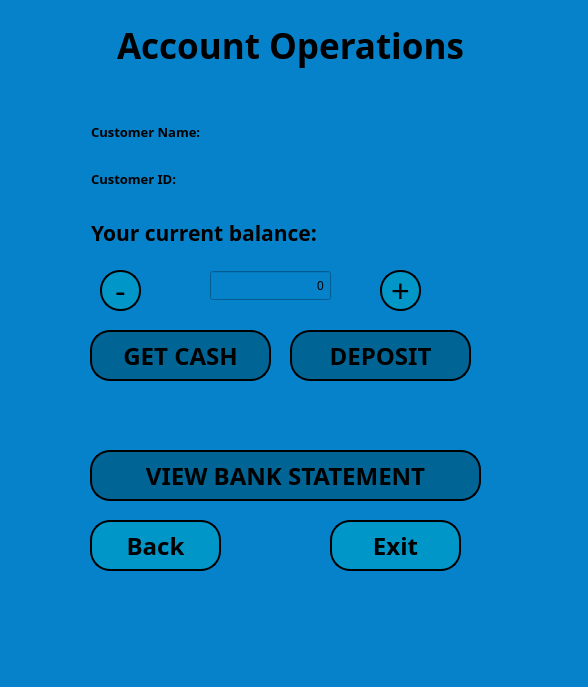
Before: the Qt Designer form QT_designer/customer_main_window.ui in sumeyrazenkin/Atm-Project, drawn with Qt 5.
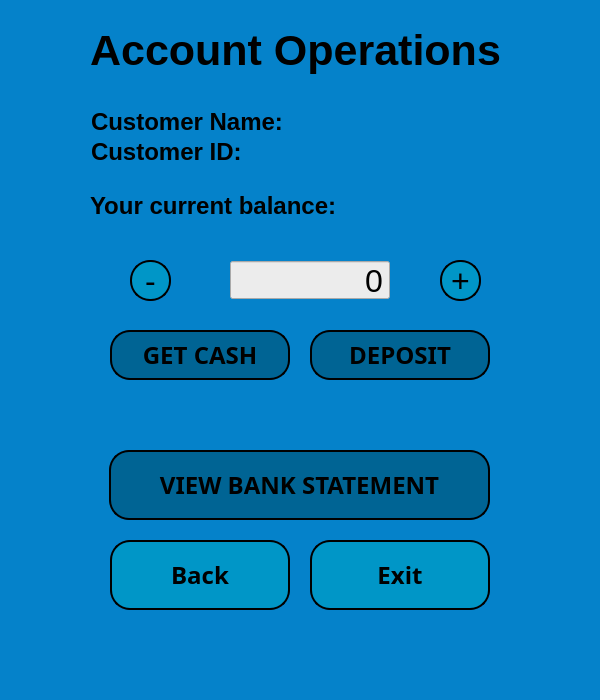
After: the same form once the commit is applied.

```diff
--- a/QT_designer/customer_main_window.ui
+++ b/QT_designer/customer_main_window.ui
@@ -9,14 +9,20 @@
    <rect>
     <x>0</x>
     <y>0</y>
-    <width>588</width>
-    <height>687</height>
+    <width>600</width>
+    <height>700</height>
    </rect>
   </property>
   <property name="minimumSize">
    <size>
-    <width>480</width>
-    <height>600</height>
+    <width>600</width>
+    <height>700</height>
+   </size>
+  </property>
+  <property name="maximumSize">
+   <size>
+    <width>600</width>
+    <height>700</height>
    </size>
   </property>
   <property name="contextMenuPolicy">
@@ -38,16 +44,16 @@
    <widget class="QLabel" name="csmainwdw_lbl_heading">
     <property name="geometry">
      <rect>
-      <x>0</x>
-      <y>0</y>
-      <width>581</width>
-      <height>91</height>
+      <x>50</x>
+      <y>10</y>
+      <width>491</width>
+      <height>81</height>
      </rect>
     </property>
     <property name="font">
      <font>
-      <family>Bahnschrift SemiBold</family>
-      <pointsize>26</pointsize>
+      <family>.AppleSystemUIFont</family>
+      <pointsize>32</pointsize>
       <weight>75</weight>
       <bold>true</bold>
      </font>
@@ -62,12 +68,24 @@
    <widget class="QPushButton" name="csmainwdw_btn_getcash">
     <property name="geometry">
      <rect>
-      <x>90</x>
+      <x>110</x>
       <y>330</y>
-      <width>181</width>
-      <height>51</height>
+      <width>180</width>
+      <height>50</height>
      </rect>
     </property>
+    <property name="minimumSize">
+     <size>
+      <width>180</width>
+      <height>50</height>
+     </size>
+    </property>
+    <property name="maximumSize">
+     <size>
+      <width>180</width>
+      <height>50</height>
+     </size>
+    </property>
     <property name="font">
      <font>
       <family>Bahnschrift SemiBold</family>
@@ -96,12 +114,24 @@
    <widget class="QPushButton" name="csmainwdw_btn_returnmain">
     <property name="geometry">
      <rect>
-      <x>90</x>
-      <y>520</y>
-      <width>131</width>
-      <height>51</height>
+      <x>110</x>
+      <y>540</y>
+      <width>180</width>
+      <height>70</height>
      </rect>
     </property>
+    <property name="minimumSize">
+     <size>
+      <width>180</width>
+      <height>70</height>
+     </size>
+    </property>
+    <property name="maximumSize">
+     <size>
+      <width>180</width>
+      <height>70</height>
+     </size>
+    </property>
     <property name="font">
      <font>
       <family>Bahnschrift SemiBold</family>
@@ -134,12 +164,24 @@
    <widget class="QPushButton" name="csmainwdw_btn_exit">
     <property name="geometry">
      <rect>
-      <x>330</x>
-      <y>520</y>
-      <width>131</width>
-      <height>51</height>
+      <x>310</x>
+      <y>540</y>
+      <width>180</width>
+      <height>70</height>
      </rect>
     </property>
+    <property name="minimumSize">
+     <size>
+      <width>180</width>
+      <height>70</height>
+     </size>
+    </property>
+    <property name="maximumSize">
+     <size>
+      <width>180</width>
+      <height>70</height>
+     </size>
+    </property>
     <property name="font">
      <font>
       <family>Bahnschrift SemiBold</family>
@@ -169,43 +211,27 @@
      <string>Exit</string>
     </property>
    </widget>
-   <widget class="QLabel" name="csmainwdw_lbl_balanceshow">
-    <property name="geometry">
-     <rect>
-      <x>280</x>
-      <y>210</y>
-      <width>181</width>
-      <height>36</height>
-     </rect>
-    </property>
-    <property name="font">
-     <font>
-      <pointsize>18</pointsize>
-     </font>
-    </property>
-    <property name="styleSheet">
-     <string notr="true">color: rgb(0, 0, 0);
-</string>
-    </property>
-    <property name="text">
-     <string/>
-    </property>
-    <property name="textFormat">
-     <enum>Qt::AutoText</enum>
-    </property>
-    <property name="alignment">
-     <set>Qt::AlignRight|Qt::AlignTrailing|Qt::AlignVCenter</set>
-    </property>
-   </widget>
    <widget class="QPushButton" name="csmainwdw_btn_deposit">
     <property name="geometry">
      <rect>
-      <x>290</x>
+      <x>310</x>
       <y>330</y>
-      <width>181</width>
-      <height>51</height>
+      <width>180</width>
+      <height>50</height>
      </rect>
     </property>
+    <property name="minimumSize">
+     <size>
+      <width>180</width>
+      <height>50</height>
+     </size>
+    </property>
+    <property name="maximumSize">
+     <size>
+      <width>180</width>
+      <height>50</height>
+     </size>
+    </property>
     <property name="font">
      <font>
       <family>Bahnschrift SemiBold</family>
@@ -234,8 +260,8 @@
    <widget class="QPushButton" name="csmainwdw_btn_moneyup">
     <property name="geometry">
      <rect>
-      <x>380</x>
-      <y>270</y>
+      <x>440</x>
+      <y>260</y>
       <width>41</width>
       <height>41</height>
      </rect>
@@ -269,8 +295,8 @@
    <widget class="QPushButton" name="csmainwdw_btn_moneydown">
     <property name="geometry">
      <rect>
-      <x>100</x>
-      <y>270</y>
+      <x>130</x>
+      <y>260</y>
       <width>41</width>
       <height>41</height>
      </rect>
@@ -304,15 +330,28 @@
    <widget class="QSpinBox" name="csmainwdw_spinbox_money">
     <property name="geometry">
      <rect>
-      <x>210</x>
-      <y>270</y>
-      <width>121</width>
-      <height>31</height>
+      <x>230</x>
+      <y>260</y>
+      <width>160</width>
+      <height>40</height>
      </rect>
     </property>
+    <property name="font">
+     <font>
+      <family>.AppleSystemUIFont</family>
+      <pointsize>24</pointsize>
+      <weight>50</weight>
+      <italic>false</italic>
+      <bold>false</bold>
+     </font>
+    </property>
     <property name="focusPolicy">
      <enum>Qt::WheelFocus</enum>
     </property>
+    <property name="styleSheet">
+     <string notr="true">font: 24pt &quot;.AppleSystemUIFont&quot;;
+background-color: rgb(236, 236, 236);</string>
+    </property>
     <property name="inputMethodHints">
      <set>Qt::ImhDigitsOnly</set>
     </property>
@@ -341,10 +380,10 @@
    <widget class="QPushButton" name="csmainwdw_btn_statement">
     <property name="geometry">
      <rect>
-      <x>90</x>
+      <x>109</x>
       <y>450</y>
-      <width>391</width>
-      <height>51</height>
+      <width>381</width>
+      <height>70</height>
      </rect>
     </property>
     <property name="font">
@@ -372,99 +411,10 @@
      <string>VIEW BANK STATEMENT</string>
     </property>
    </widget>
-   <widget class="QLabel" name="csmainwdw_lbl_CSname_show">
-    <property name="geometry">
-     <rect>
-      <x>280</x>
-      <y>121</y>
-      <width>161</width>
-      <height>16</height>
-     </rect>
-    </property>
-    <property name="text">
-     <string/>
-    </property>
-   </widget>
-   <widget class="QLabel" name="csmainwdw_lbl_CSID_show">
-    <property name="geometry">
-     <rect>
-      <x>280</x>
-      <y>168</y>
-      <width>161</width>
-      <height>16</height>
-     </rect>
-    </property>
-    <property name="text">
-     <string/>
-    </property>
-   </widget>
-   <widget class="QLabel" name="csmainwdw_lbl_CSname_heading">
-    <property name="geometry">
-     <rect>
-      <x>91</x>
-      <y>121</y>
-      <width>129</width>
-      <height>21</height>
-     </rect>
-    </property>
-    <property name="font">
-     <font>
-      <family>Bahnschrift SemiBold</family>
-      <pointsize>10</pointsize>
-      <weight>75</weight>
-      <bold>true</bold>
-     </font>
-    </property>
-    <property name="text">
-     <string>Customer Name:</string>
-    </property>
-   </widget>
-   <widget class="QLabel" name="csmainwdw_lbl_balanceheading">
-    <property name="geometry">
-     <rect>
-      <x>91</x>
-      <y>216</y>
-      <width>257</width>
-      <height>33</height>
-     </rect>
-    </property>
-    <property name="font">
-     <font>
-      <family>Bahnschrift SemiBold</family>
-      <pointsize>16</pointsize>
-      <weight>75</weight>
-      <bold>true</bold>
-     </font>
-    </property>
-    <property name="text">
-     <string>Your current balance:</string>
-    </property>
-   </widget>
-   <widget class="QLabel" name="csmainwdw_lbl_CSID_heading">
-    <property name="geometry">
-     <rect>
-      <x>91</x>
-      <y>168</y>
-      <width>100</width>
-      <height>21</height>
-     </rect>
-    </property>
-    <property name="font">
-     <font>
-      <family>Bahnschrift SemiBold</family>
-      <pointsize>10</pointsize>
-      <weight>75</weight>
-      <bold>true</bold>
-     </font>
-    </property>
-    <property name="text">
-     <string>Customer ID:</string>
-    </property>
-   </widget>
    <widget class="QLabel" name="csmainwdw_lbl_resultmessage">
     <property name="geometry">
      <rect>
-      <x>90</x>
+      <x>110</x>
       <y>390</y>
       <width>381</width>
       <height>33</height>
@@ -485,6 +435,119 @@
      <string/>
     </property>
    </widget>
+   <widget class="QWidget" name="layoutWidget">
+    <property name="geometry">
+     <rect>
+      <x>91</x>
+      <y>110</y>
+      <width>441</width>
+      <height>54</height>
+     </rect>
+    </property>
+    <layout class="QHBoxLayout" name="horizontalLayout">
+     <item>
+      <layout class="QVBoxLayout" name="verticalLayout">
+       <item>
+        <widget class="QLabel" name="csmainwdw_lbl_CSname_heading">
+         <property name="font">
+          <font>
+           <family>.AppleSystemUIFont</family>
+           <pointsize>18</pointsize>
+           <weight>75</weight>
+           <bold>true</bold>
+          </font>
+         </property>
+         <property name="text">
+          <string>Customer Name:</string>
+         </property>
+        </widget>
+       </item>
+       <item>
+        <widget class="QLabel" name="csmainwdw_lbl_CSID_heading">
+         <property name="font">
+          <font>
+           <family>.AppleSystemUIFont</family>
+           <pointsize>18</pointsize>
+           <weight>75</weight>
+           <bold>true</bold>
+          </font>
+         </property>
+         <property name="text">
+          <string>Customer ID:</string>
+         </property>
+        </widget>
+       </item>
+      </layout>
+     </item>
+     <item>
+      <layout class="QVBoxLayout" name="verticalLayout_2">
+       <item>
+        <widget class="QLabel" name="csmainwdw_lbl_CSname_show">
+         <property name="text">
+          <string/>
+         </property>
+        </widget>
+       </item>
+       <item>
+        <widget class="QLabel" name="csmainwdw_lbl_CSID_show">
+         <property name="text">
+          <string/>
+         </property>
+        </widget>
+       </item>
+      </layout>
+     </item>
+    </layout>
+   </widget>
+   <widget class="QWidget" name="layoutWidget">
+    <property name="geometry">
+     <rect>
+      <x>90</x>
+      <y>180</y>
+      <width>441</width>
+      <height>51</height>
+     </rect>
+    </property>
+    <layout class="QHBoxLayout" name="horizontalLayout_2">
+     <item>
+      <widget class="QLabel" name="csmainwdw_lbl_balanceheading">
+       <property name="font">
+        <font>
+         <family>.AppleSystemUIFont</family>
+         <pointsize>18</pointsize>
+         <weight>75</weight>
+         <bold>true</bold>
+        </font>
+       </property>
+       <property name="text">
+        <string>Your current balance:</string>
+       </property>
+      </widget>
+     </item>
+     <item>
+      <widget class="QLabel" name="csmainwdw_lbl_balanceshow">
+       <property name="font">
+        <font>
+         <pointsize>18</pointsize>
+        </font>
+       </property>
+       <property name="styleSheet">
+        <string notr="true">color: rgb(0, 0, 0);
+</string>
+       </property>
+       <property name="text">
+        <string/>
+       </property>
+       <property name="textFormat">
+        <enum>Qt::AutoText</enum>
+       </property>
+       <property name="alignment">
+        <set>Qt::AlignRight|Qt::AlignTrailing|Qt::AlignVCenter</set>
+       </property>
+      </widget>
+     </item>
+    </layout>
+   </widget>
   </widget>
   <widget class="QMenuBar" name="menubar">
    <property name="geometry">
```
Left out of the diff: 30 changed lines with no effect on the pictures.
